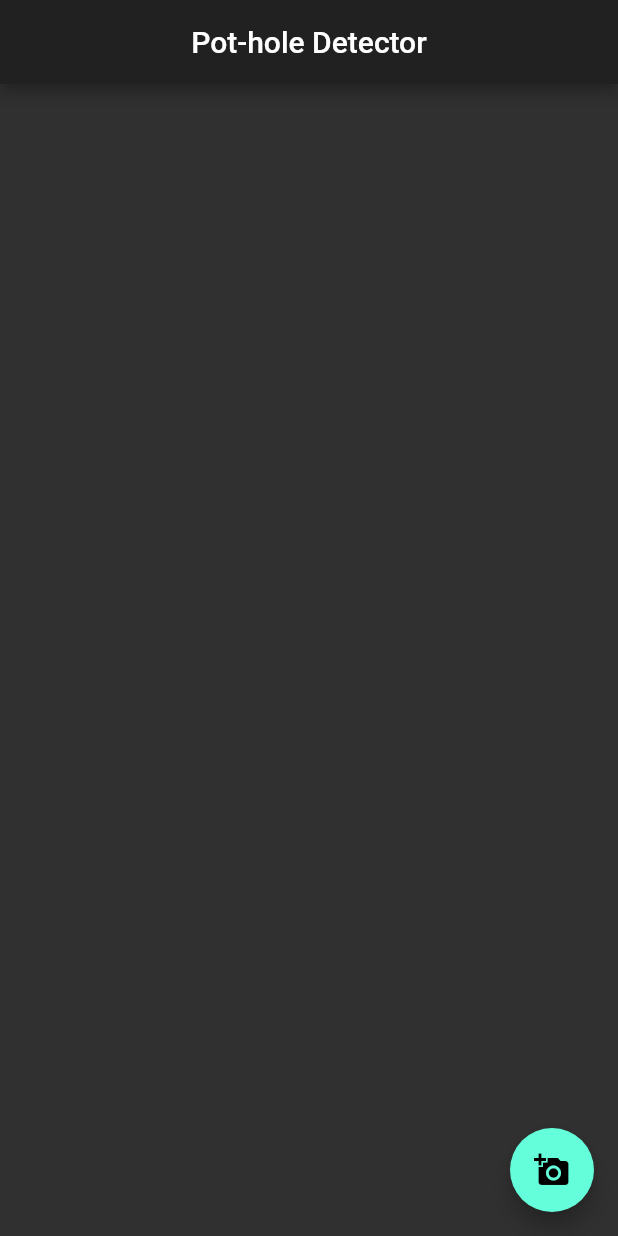
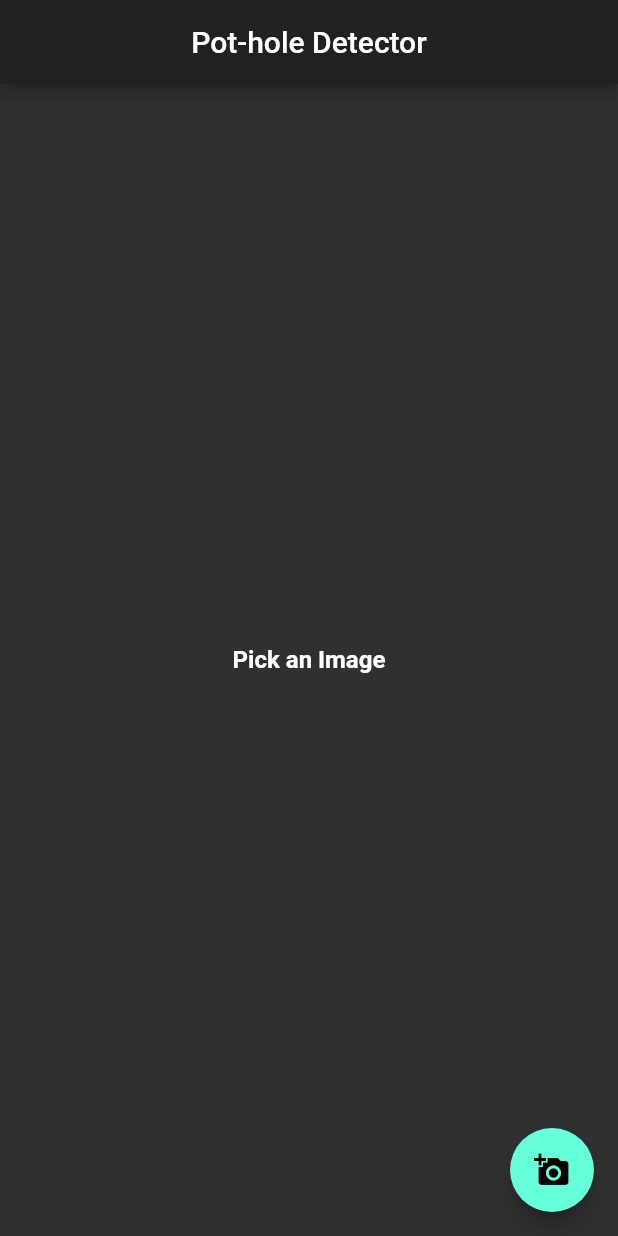
Before and after one commit to parthpanchal123/ML_with_Flutter, a Flutter app: the screen it shows after launch, on a phone screen of 412 x 824 dp. Run offline on Flutter 3.47's test engine with Material 2 defaults, Android fonts, the phone set to English and light mode, and no system bars; our stand-ins replace fluttertoast, image_picker; missing offline and left inert: tflite.

Commit message:
Integrated ML model

```diff
--- /dev/null
+++ b/assets/labels.txt
@@ -0,0 +1,2 @@
+0 Normal
+1 Potholes
--- a/lib/main.dart
+++ b/lib/main.dart
@@ -1,4 +1,9 @@
+import 'dart:io';
+
 import 'package:flutter/material.dart';
+import 'package:fluttertoast/fluttertoast.dart';
+import 'package:image_picker/image_picker.dart';
+import 'package:tflite/tflite.dart';
 
 void main() => runApp(MaterialApp(
       debugShowCheckedModeBanner: false,
@@ -12,6 +17,80 @@ class HomeScreen extends StatefulWidget {
 }
 
 class _HomeScreenState extends State<HomeScreen> {
+  bool isLoading = false;
+  File _pickedImage = null;
+  List _output = [];
+  int result;
+  double confidencePercent;
+  bool potHoleFound = false;
+
+  final values = [ImageSource.camera, ImageSource.gallery];
+  final picker = ImagePicker();
+
+  @override
+  void initState() {
+    super.initState();
+    loadModel(); //loading the model as soon as the app starts
+  }
+
+  loadModel() async {
+    String res = await Tflite.loadModel(
+        model: "assets/model_unquant.tflite",
+        labels: "assets/labels.txt",
+        numThreads: 1, // defaults to 1
+        isAsset:
+            true, // defaults to true, set to false to load resources outside assets
+        useGpuDelegate:
+            false // defaults to false, set to true to use GPU delegate
+        );
+    print("Model load status " + res);
+  }
+
+  Future runModel(File image) async {
+    var recognitions = await Tflite.runModelOnImage(
+        path: image.path, // required
+        imageMean: 0.0, // defaults to 117.0
+        imageStd: 255.0, // defaults to 1.0
+        numResults: 2, // defaults to 5
+        threshold: 0.2, // defaults to 0.1
+        asynch: true // defaults to true
+        );
+
+    setState(() {
+      result = recognitions[0]['index'];
+      print(recognitions);
+      confidencePercent = recognitions[0]['confidence'];
+
+      if (result == 1) {
+        potHoleFound = true;
+      } else {
+        potHoleFound = false;
+      }
+    });
+
+    setState(() {
+      isLoading = false;
+    });
+  }
+
+  Future getImage() async {
+    setState(() {
+      isLoading = true;
+    });
+    final pickedFile = await picker.getImage(source: ImageSource.gallery);
+
+    if (pickedFile != null) {
+      setState(() {
+        _pickedImage = File(pickedFile.path);
+
+        print("Image Loaded");
+      });
+      runModel(_pickedImage);
+    } else {
+      print("Image Load Failed");
+    }
+  }
+
   @override
   Widget build(BuildContext context) {
     return Scaffold(
@@ -19,8 +98,83 @@ class _HomeScreenState extends State<HomeScreen> {
         title: Text('Pot-hole Detector'),
         centerTitle: true,
       ),
+      body: isLoading
+          ? Center(
+              child: CircularProgressIndicator(),
+            )
+          : _pickedImage != null
+              ? Column(
+                  crossAxisAlignment: CrossAxisAlignment.center,
+                  children: [
+                    Container(
+                      margin:
+                          EdgeInsets.symmetric(horizontal: 10, vertical: 50),
+                      width: MediaQuery.of(context).size.width - 20,
+                      height: MediaQuery.of(context).size.height * 0.4,
+                      child: ClipRRect(
+                          borderRadius: BorderRadius.all(Radius.circular(10.0)),
+                          child: Image.file(
+                            _pickedImage,
+                            fit: BoxFit.cover,
+                          )),
+                    ),
+                    SizedBox(
+                      height: 20,
+                    ),
+                    potHoleFound == true
+                        ? Row(
+                            mainAxisAlignment: MainAxisAlignment.center,
+                            children: [
+                              Text(
+                                "Pothole Found",
+                                style: TextStyle(
+                                    fontSize: 18, fontWeight: FontWeight.bold),
+                              ),
+                              SizedBox(
+                                width: 10,
+                              ),
+                              Icon(
+                                Icons.done_outline,
+                                color: Colors.greenAccent,
+                              )
+                            ],
+                          )
+                        : Row(
+                            mainAxisAlignment: MainAxisAlignment.center,
+                            children: [
+                              Text(
+                                "Pothole Not Found",
+                                style: TextStyle(
+                                    fontSize: 18, fontWeight: FontWeight.bold),
+                              ),
+                              SizedBox(
+                                width: 10,
+                              ),
+                              Icon(
+                                Icons.not_interested,
+                                color: Colors.redAccent,
+                              )
+                            ],
+                          ),
+                    SizedBox(
+                      height: 10.0,
+                    ),
+                    Text(
+                      'Confidence : ' +
+                          (confidencePercent * 100).floor().toString() +
+                          "%",
+                      style: TextStyle(fontSize: 16),
+                    )
+                  ],
+                )
+              : Center(
+                  child: Text(
+                    'Pick an Image',
+                    style: TextStyle(fontSize: 16, fontWeight: FontWeight.bold),
+                  ),
+                ),
       floatingActionButton: FloatingActionButton(
-        onPressed: () {},
+        onPressed: getImage,
         child: Icon(Icons.add_a_photo),
       ),
     );
```
Also changed, not shown: pubspec.yaml (+6 -10 lines), pubspec.lock, 2 other files.
